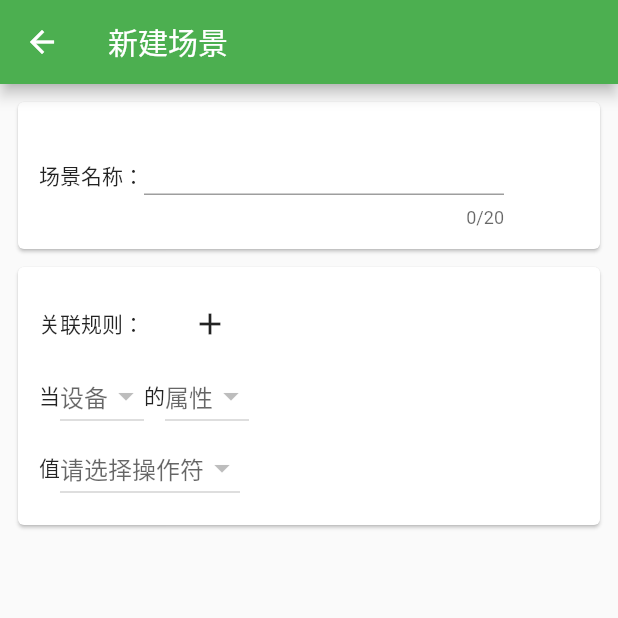
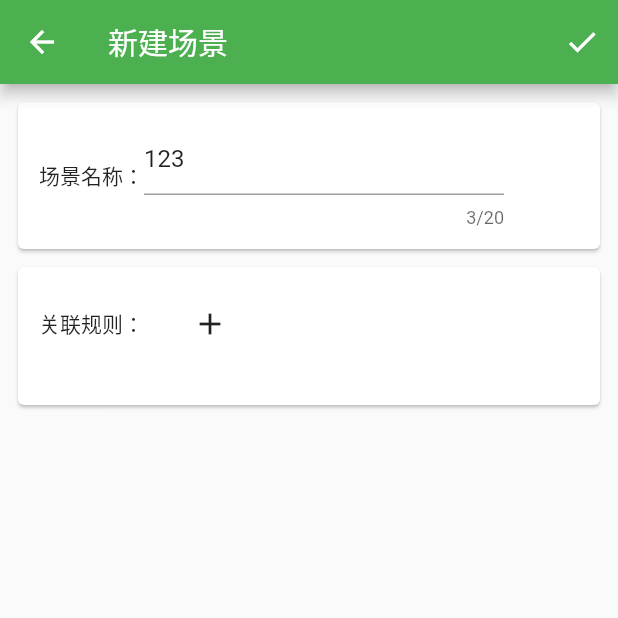
Before and after one commit to Panda-Smart-Home/app, a Flutter app: the SceneAdd screen opened directly, after a tap on the "add" icon, on a phone screen of 412 x 824 dp, the top half of it. Run offline on Flutter 3.47's test engine with Material 2 defaults, Android fonts, the phone set to English and light mode, and no system bars; our stand-ins replace dio; network calls fail.

Commit message:
完成C新增场景

```diff
--- a/lib/helper.dart
+++ b/lib/helper.dart
@@ -24,7 +24,7 @@ DeviceTypes stringToDeviceType(String type) {
 }
 
 String getApiUrl() {
-  return 'http://192.168.100.103:8000/';
+  return 'http://192.168.100.100:8000/';
 }
 
 Future<dynamic> getDevices() async {
@@ -32,7 +32,7 @@ Future<dynamic> getDevices() async {
   if (response.statusCode != 200) {
     return [];
   }
-
+  Global.set('devices', response.data);
   return response.data;
 }
 
@@ -106,3 +106,42 @@ FloatingActionButton getAddSceneButton(context) {
     child: Icon(Icons.add),
   );
 }
+
+
+class Global
+{
+  static final Map<String, dynamic> _variables = {};
+
+  static dynamic get(String key) {
+    if (_variables.containsKey(key)) {
+      return _variables[key];
+    } else {
+      return null;
+    }
+  }
+
+  static void set(String key, value) {
+    _variables[key] = value;
+  }
+}
+
+Future<void> dialog(context, title, text) async {
+  return showDialog<void>(
+    context: context,
+    barrierDismissible: false, // user must tap button!
+    builder: (BuildContext context) {
+      return AlertDialog(
+        title: Text(title),
+        content: Text(text),
+        actions: <Widget>[
+          FlatButton(
+            child: Text('确认'),
+            onPressed: () {
+              Navigator.of(context).pop();
+            },
+          ),
+        ],
+      );
+    },
+  );
+}
--- /dev/null
+++ b/lib/models/rules.dart
@@ -0,0 +1,6 @@
+class Rules
+{
+  List list;
+
+  Rules(this.list);
+}
--- a/lib/pages/widgets/scene_rule.dart
+++ b/lib/pages/widgets/scene_rule.dart
@@ -3,11 +3,11 @@ import 'package:app/helper.dart';
 import 'package:app/models/device.dart';
 
 class SceneRule extends StatefulWidget {
-  SceneRule({Key key, this.devices, this.rule}) : super(key: key);
-
-  final devices;
+  SceneRule({Key key, this.rule, this.onChange}) : super(key: key);
 
   final rule;
+
+  final onChange;
 
   @override
   _SceneRuleState createState() => _SceneRuleState();
@@ -31,11 +31,34 @@ class _SceneRuleState extends State<SceneRule> {
 
   var currentDevice;
 
+  bool close = false;
+
+  var devices = Global.get('devices');
+
   @override
   void initState() {
-    for (var device in widget.devices) {
+    if (devices == null) {
+      close = true;
+      getDevices().then((val) {
+        devices = val;
+        close = false;
+        for (var device in devices) {
+          if (widget.rule != null && widget.rule['id'] == device['id']) {
+            currentDevice = device;
+          }
           deviceItems.add(DropdownMenuItem(child: Text(device['name']), value: device['id']));
         }
+        setState(() {});
+      });
+    } else {
+      for (var device in devices) {
+        if (widget.rule != null && widget.rule['id'] == device['id']) {
+          currentDevice = device;
+        }
+        deviceItems.add(DropdownMenuItem(child: Text(device['name']), value: device['id']));
+      }
+    }
+
     super.initState();
   }
 
@@ -53,13 +76,30 @@ class _SceneRuleState extends State<SceneRule> {
             hint: Text('值'),
             onChanged: (currentValue) {
               value = currentValue;
+              widget.onChange({
+                'id': selectDeviceId,
+                'property': selectDeviceProperty,
+                'operator': selectOperator,
+                'value': value
+              });
               setState(() {});
             }
         );
       case PropertyTypes.num:
         return Container(
           width: 160,
-          child: TextField(controller: valueField, onChanged: (text){value = text;})
+          child: TextField(
+            controller: valueField,
+            onChanged: (text) {
+              value = text;
+              widget.onChange({
+                'id': selectDeviceId,
+                'property': selectDeviceProperty,
+                'operator': selectOperator,
+                'value': value
+              });
+            }
+          )
         );
       case PropertyTypes.unknown:
         return Text('');
@@ -67,18 +107,8 @@ class _SceneRuleState extends State<SceneRule> {
     return Text('');
   }
 
-  @override
-  Widget build(BuildContext context) {
-    return Column( children: [
-        Row(
-        children: <Widget>[
-          Text('当'),
-          DropdownButton(
-            value: selectDeviceId,
-            items: deviceItems,
-            hint: Text('设备'),
-            onChanged: (id) {
-              for (var device in widget.devices) {
+  void _deviceChange(id) {
+    for (var device in devices) {
       if (device['id'] == id) {
         selectDeviceId = id;
         currentDevice = device;
@@ -91,19 +121,83 @@ class _SceneRuleState extends State<SceneRule> {
       }
     }
   }
+
+  void _propertyChange(property) {
+    selectDeviceProperty = property;
+    operatorItems = getOperatorMenuItemListByType(getPropertyTypeByProperty(property));
+    selectOperator = null;
+    value = null;
+    setState(() {});
+  }
+
+  void _operatorChange(operator) {
+    selectOperator = operator;
+    setState(() {});
+  }
+
+  @override
+  Widget build(BuildContext context) {
+    if (close) {
+      return Text('');
+    }
+
+    if (widget.rule != null) {
+      selectDeviceId = widget.rule['id'];
+      selectDeviceProperty = widget.rule['property'];
+      selectOperator = widget.rule['operator'];
+      value = widget.rule['value'];
+      return Column(children: [
+        Row(
+          children: <Widget>[
+            Text('当'),
+            DropdownButton(
+                value: selectDeviceId,
+                items: deviceItems,
+                hint: Text('设备'),
+                onChanged: _deviceChange
+            ),
+            Text('的'),
+            DropdownButton(
+                value: selectDeviceProperty,
+                items: getDevicePropertiesMenuItemList(currentDevice),
+                hint: Text('属性'),
+                onChanged: _propertyChange
+            ),
+          ],
+        ),
+        Row(
+          children: [
+            Text('值'),
+            DropdownButton(
+                value: selectOperator,
+                items: getOperatorMenuItemListByType(getPropertyTypeByProperty(selectDeviceProperty)),
+                hint: Text('请选择操作符'),
+                onChanged: _operatorChange
+            ),
+            _getValueWidget(getPropertyTypeByProperty(selectDeviceProperty)),
+            IconButton(icon: Icon(Icons.close), onPressed: (){widget.onChange(null); close = true; setState(() {});})
+          ],
+        )
+      ]
+      );
+    }
+
+    return Column(children: [
+          Row(
+          children: <Widget>[
+            Text('当'),
+            DropdownButton(
+              value: selectDeviceId,
+              items: deviceItems,
+              hint: Text('设备'),
+              onChanged: _deviceChange
             ),
             Text('的'),
             DropdownButton(
                 value: selectDeviceProperty,
                 items: propertyItems,
                 hint: Text('属性'),
-              onChanged: (property) {
-                selectDeviceProperty = property;
-                operatorItems = getOperatorMenuItemListByType(getPropertyTypeByProperty(property));
-                selectOperator = null;
-                value = null;
-                setState(() {});
-              }
+                onChanged: _propertyChange
             ),
           ],
         ),
@@ -114,12 +208,10 @@ class _SceneRuleState extends State<SceneRule> {
                 value: selectOperator,
                 items: operatorItems,
                 hint: Text('请选择操作符'),
-              onChanged: (operator) {
-                selectOperator = operator;
-                setState(() {});
-              }
+                onChanged: _operatorChange
             ),
-          _getValueWidget(getPropertyTypeByProperty(selectDeviceProperty))
+            _getValueWidget(getPropertyTypeByProperty(selectDeviceProperty)),
+            IconButton(icon: Icon(Icons.close), onPressed: (){widget.onChange(null); close = true; setState(() {});})
           ],
         )
       ]
--- a/lib/pages/widgets/scene_rules.dart
+++ b/lib/pages/widgets/scene_rules.dart
@@ -1,50 +1,43 @@
 import 'package:flutter/material.dart';
-import 'package:app/helper.dart';
+import 'package:app/models/rules.dart';
 import 'package:app/pages/widgets/scene_rule.dart';
 
 class SceneRules extends StatefulWidget {
   SceneRules({Key key, this.rules}) : super(key: key);
 
-  final List rules;
+  final Rules rules;
 
   @override
-  _SceneRulesState createState() => _SceneRulesState(rules);
+  _SceneRulesState createState() => _SceneRulesState();
 }
 
 class _SceneRulesState extends State<SceneRules> {
 
-  _SceneRulesState(this.rules) : super();
+  _SceneRulesState() : super();
 
   List rules = [];
 
   List<Widget> ruleWidgets = [];
 
-  var devices = [];
-
   @override
   void initState() {
+    rules = widget.rules.list;
     _buildRules();
-    getDevices().then((val) {devices = val;});
     super.initState();
   }
 
   void _addRule() {
-    var rule = {
-      'id': null,
-      'type': null,
-      'property': null,
-      'operator': null,
-      'value': null,
-    };
-    rules.add(rule);
-    ruleWidgets.add(_buildRule(rule));
-    setState(() {
-      ruleWidgets = ruleWidgets;
-    });
+    rules.add(null);
+    ruleWidgets.add(_buildRule(null));
+    setState(() {});
   }
 
   Widget _buildRule(rule) {
-    return SceneRule(devices: devices, rule: rule);
+    var i = rules.indexOf(rule);
+    return SceneRule(
+      rule: rule,
+      onChange: (newRule){rules[i] = newRule;widget.rules.list = rules;},
+    );
   }
 
   void _buildRules() {
@@ -58,9 +51,7 @@ class _SceneRulesState extends State<SceneRules> {
     for(var rule in rules) {
       ruleWidgets.add(_buildRule(rule));
     }
-    setState(() {
-      ruleWidgets = ruleWidgets;
-    });
+    setState(() {});
   }
 
   @override
```
Also changed, not shown: lib/main.dart (+6 -1 lines), lib/pages/scene_add.dart (+44 -3 lines). Lines whose indentation alone changed are shown as unchanged.
